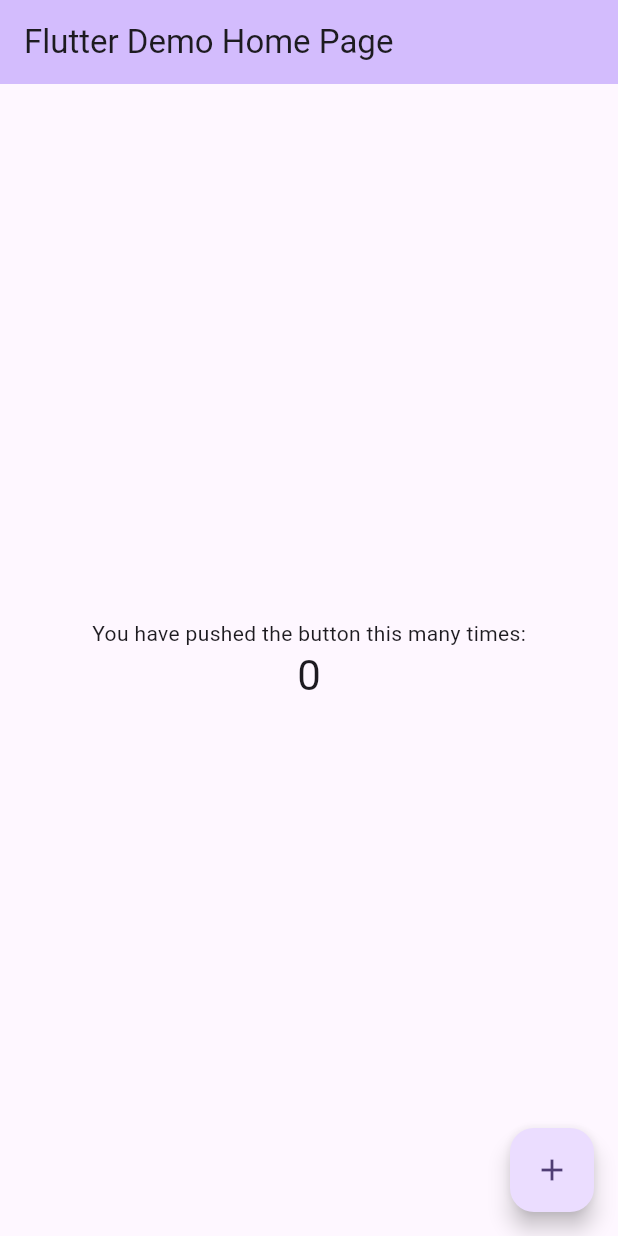
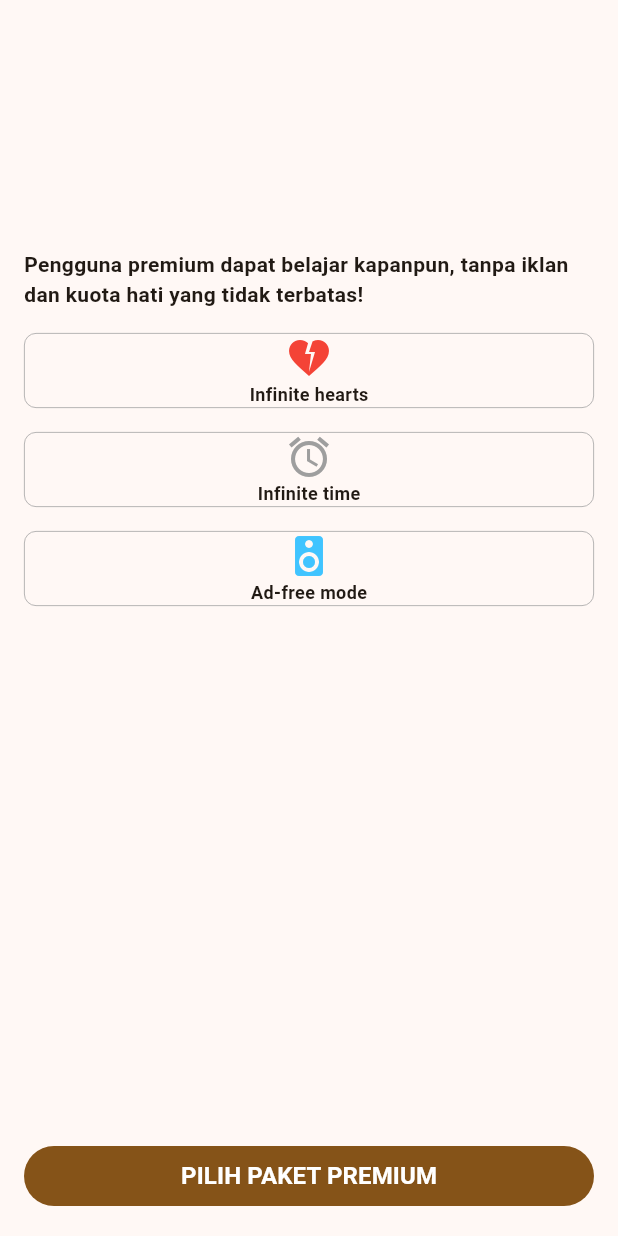
Before and after one commit to febieu/aibeecara_test, a Flutter app: the screen it shows after launch, on a phone screen of 412 x 824 dp. Run offline on Flutter 3.47's test engine with Material 3 defaults, Android fonts, the phone set to English and light mode, and no system bars.

Commit message:
add home,etc

```diff
--- a/lib/main.dart
+++ b/lib/main.dart
@@ -1,3 +1,4 @@
+import 'package:app_test/screens/home_screen.dart';
 import 'package:flutter/material.dart';
 
 void main() {
@@ -7,65 +8,15 @@ void main() {
 class MyApp extends StatelessWidget {
   const MyApp({super.key});
 
-  // This widget is the root of your application.
   @override
   Widget build(BuildContext context) {
     return MaterialApp(
       title: 'Flutter Demo',
       theme: ThemeData(
-        colorScheme: ColorScheme.fromSeed(seedColor: Colors.deepPurple),
+        colorScheme: ColorScheme.fromSeed(seedColor: Colors.orange),
         useMaterial3: true,
       ),
-      home: const MyHomePage(title: 'Flutter Demo Home Page'),
+      home: HomeScreen(),
     );
   }
 }
-
-class MyHomePage extends StatefulWidget {
-  const MyHomePage({super.key, required this.title});
-
-  final String title;
-
-  @override
-  State<MyHomePage> createState() => _MyHomePageState();
-}
-
-class _MyHomePageState extends State<MyHomePage> {
-  int _counter = 0;
-
-  void _incrementCounter() {
-    setState(() {
-
-      _counter++;
-    });
-  }
-
-  @override
-  Widget build(BuildContext context) {
-    return Scaffold(
-      appBar: AppBar(
-        backgroundColor: Theme.of(context).colorScheme.inversePrimary,
-        title: Text(widget.title),
-      ),
-      body: Center(
-        child: Column(
-          mainAxisAlignment: MainAxisAlignment.center,
-          children: <Widget>[
-            const Text(
-              'You have pushed the button this many times:',
-            ),
-            Text(
-              '$_counter',
-              style: Theme.of(context).textTheme.headlineMedium,
-            ),
-          ],
-        ),
-      ),
-      floatingActionButton: FloatingActionButton(
-        onPressed: _incrementCounter,
-        tooltip: 'Increment',
-        child: const Icon(Icons.add),
-      ), // This trailing comma makes auto-formatting nicer for build methods.
-    );
-  }
-}
--- /dev/null
+++ b/lib/screens/home_screen.dart
@@ -0,0 +1,137 @@
+import 'package:app_test/screens/payment_screen.dart';
+import 'package:flutter/cupertino.dart';
+import 'package:flutter/material.dart';
+
+class HomeScreen extends StatelessWidget{
+  const HomeScreen({super.key});
+
+  @override
+  Widget build(BuildContext context) {
+    return Scaffold(
+      body: Padding(
+        padding: EdgeInsets.all(16),
+        child: Column(
+            children: [
+              SizedBox(height: 150),
+              Text(
+                "Pengguna premium dapat belajar kapanpun, tanpa iklan dan kuota hati yang tidak terbatas!",
+                style: TextStyle(
+                  fontWeight: FontWeight.bold,
+                  fontSize: 14,
+                ),
+              ),
+              const SizedBox(height: 16,),
+              Container(
+                width: double.infinity,
+                decoration: BoxDecoration(
+                    borderRadius: BorderRadius.circular(8),
+                    border: Border.all(
+                      color: Colors.grey,
+                      width: 0.5,
+                    )
+                ),
+                child: Column(
+                  children: [
+                    // Icons
+                    Icon(
+                      Icons.heart_broken,
+                      color: Colors.red,
+                      size: 32,
+                    ),
+                    Text(
+                      "Infinite hearts",
+                      style: TextStyle(
+                        fontWeight: FontWeight.bold,
+                        fontSize: 12,
+                      ),
+                    ),
+                  ],
+                ),
+              ),
+
+              //TIME
+              const SizedBox(height: 16,),
+              Container(
+                width: double.infinity,
+                decoration: BoxDecoration(
+                    borderRadius: BorderRadius.circular(8),
+                    border: Border.all(
+                      color: Colors.grey,
+                      width: 0.5,
+                    )
+                ),
+                child: Column(
+                  children: [
+                    // Icons
+                    Icon(
+                      Icons.alarm,
+                      color: Colors.grey,
+                      size: 32,
+                    ),
+                    Text(
+                      "Infinite time",
+                      style: TextStyle(
+                        fontWeight: FontWeight.bold,
+                        fontSize: 12,
+                      ),
+                    ),
+                  ],
+                ),
+              ),
+
+              //AD-FREE
+              const SizedBox(height: 16,),
+              Container(
+                width: double.infinity,
+                decoration: BoxDecoration(
+                    borderRadius: BorderRadius.circular(8),
+                    border: Border.all(
+                      color: Colors.grey,
+                      width: 0.5,
+                    )
+                ),
+                child: Column(
+                  children: [
+                    // Icons
+                    Icon(
+                      Icons.speaker,
+                      color: Colors.lightBlueAccent,
+                      size: 32,
+                    ),
+                    Text(
+                      "Ad-free mode",
+                      style: TextStyle(
+                        fontWeight: FontWeight.bold,
+                        fontSize: 12,
+                      ),
+                    ),
+                  ],
+                ),
+              ),
+            ]
+        ),
+      ),
+      bottomNavigationBar: Padding(
+          padding: EdgeInsets.all(16),
+        child: FilledButton(
+          onPressed: (){
+            Navigator.push(
+              context,
+              MaterialPageRoute<void>(
+                builder: (BuildContext context) => PaymentScreen(),
+              ),
+            );
+          },
+          child: const Text(
+            "PILIH PAKET PREMIUM",
+            style: TextStyle(
+              fontWeight: FontWeight.bold,
+              fontSize: 16,
+            ),
+          ),
+        ),
+      ),
+    );
+  }
+
+}
```
Also changed, not shown: lib/screens/method_payment_screen.dart (added, +173 -0 lines), lib/screens/payment_screen.dart (added, +291 -0 lines).
